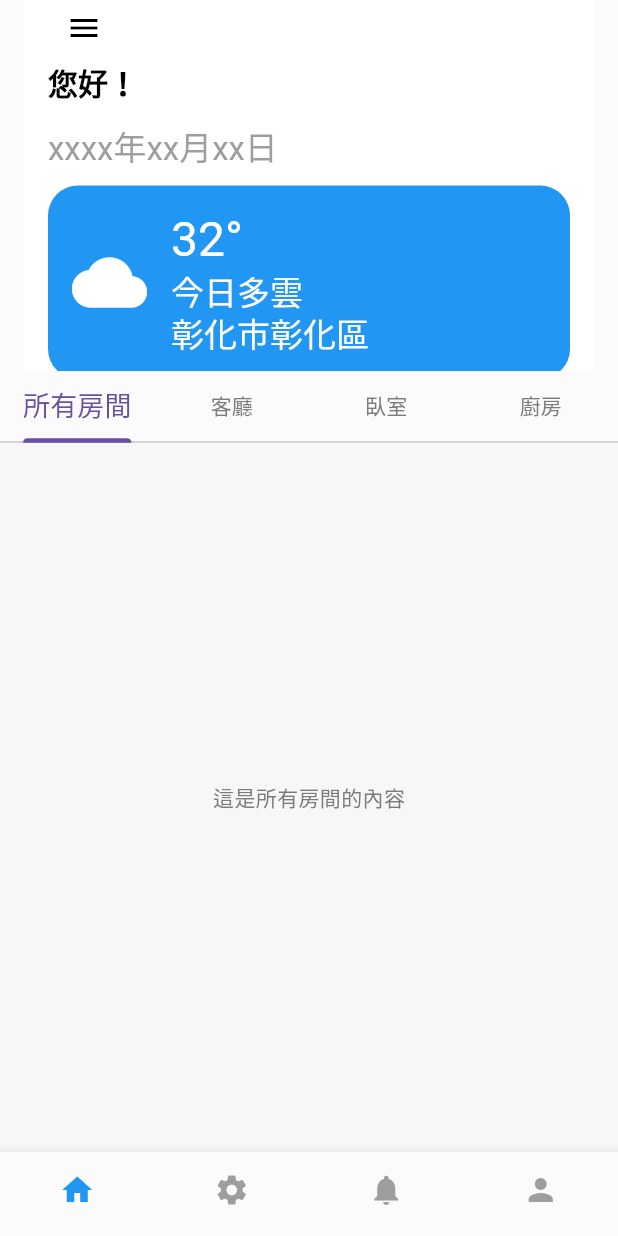
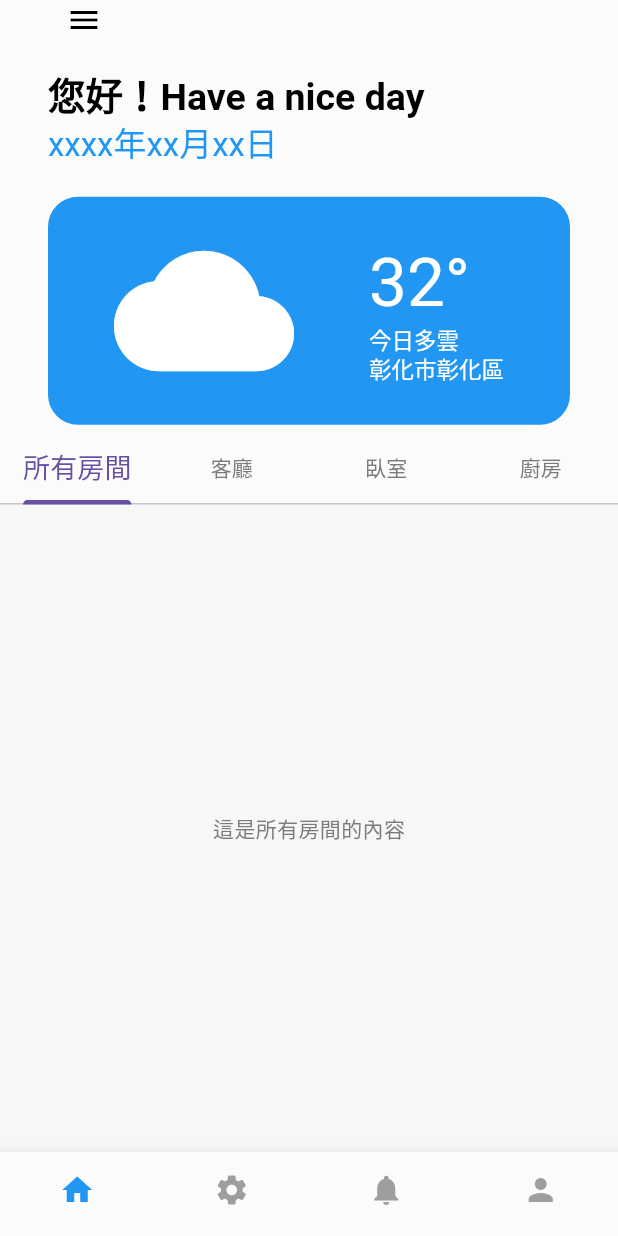
Before and after one commit to ncueteam/extendable_aiot, a Flutter app: the screen it shows after launch, on a phone screen of 412 x 824 dp. Run offline on Flutter 3.47's test engine with Material 3 defaults, Android fonts, the phone set to English and light mode, and no system bars.

Commit message:
feat: Update RootPageHead styling and adjust HomePage toolbar height

```diff
--- a/lib/components/root_page_head.dart
+++ b/lib/components/root_page_head.dart
@@ -1,4 +1,5 @@
 import 'package:flutter/material.dart';
+import '../config/app_colors.dart';
 
 class RootPageHead extends StatefulWidget {
   const RootPageHead({super.key});
@@ -13,7 +14,7 @@ class _RootPageHeadState extends State<RootPageHead> {
     return Container(
       //height: MediaQuery.of(context).size.height / 3,
       padding: const EdgeInsets.symmetric(horizontal: 16),
-      decoration: BoxDecoration(color: Colors.white),
+      decoration: BoxDecoration(color: AppColors.nav),
       child: Column(
         crossAxisAlignment: CrossAxisAlignment.start,
         children: [
@@ -21,17 +22,19 @@ class _RootPageHeadState extends State<RootPageHead> {
             icon: const Icon(Icons.menu, color: Colors.black),
             onPressed: () {},
           ),
+
+          const SizedBox(height: 10),
           const Text(
-            "您好！",
+            "您好！Have a nice day",
             style: TextStyle(
               color: Colors.black,
-              fontSize: 20,
+              fontSize: 25,
               fontWeight: FontWeight.bold,
             ),
           ),
-          const SizedBox(height: 16),
-          const Text('xxxx年xx月xx日', style: TextStyle(color: Colors.grey)),
-          const SizedBox(height: 10),
+          //const SizedBox(height: 10),
+          const Text('xxxx年xx月xx日', style: TextStyle(color: Colors.blue)),
+          const SizedBox(height: 20),
 
           Container(
             padding: const EdgeInsets.all(16),
@@ -40,23 +43,25 @@ class _RootPageHeadState extends State<RootPageHead> {
               borderRadius: BorderRadius.circular(20),
             ),
             child: Row(
+              mainAxisAlignment: MainAxisAlignment.center,
               children: [
-                const Icon(Icons.wb_cloudy, color: Colors.white, size: 50),
-                const SizedBox(width: 16),
+                const Icon(Icons.wb_cloudy, color: Colors.white, size: 120),
+                const SizedBox(width: 50),
                 Column(
                   crossAxisAlignment: CrossAxisAlignment.start,
                   children: const [
                     Text(
                       '32°',
-                      style: TextStyle(color: Colors.white, fontSize: 32),
+                      style: TextStyle(color: Colors.white, fontSize: 45),
                     ),
-                    Text('今日多雲', style: TextStyle(color: Colors.white)),
-                    Text('彰化市彰化區', style: TextStyle(color: Colors.white)),
+                    Text('今日多雲', style: TextStyle(color: Colors.white, fontSize: 15)),
+                    Text('彰化市彰化區', style: TextStyle(color: Colors.white, fontSize: 15)),
                   ],
                 ),
               ],
             ),
           ),
+          const SizedBox(height: 16),
         ],
       ),
     );
--- a/lib/config/app_theme.dart
+++ b/lib/config/app_theme.dart
@@ -2,7 +2,6 @@ import 'package:flutter/material.dart';
 import 'app_colors.dart';
 
 final ThemeData themeData = ThemeData(
-  primaryColor: AppColors.primary,//主題色
   scaffoldBackgroundColor: AppColors.page,//頁面背景色
   indicatorColor: AppColors.active, // 選項卡列中所選選項卡指示器的顏色
   splashColor: Colors.transparent, // 取消水波纹效果
--- a/lib/root_pages/home_page.dart
+++ b/lib/root_pages/home_page.dart
@@ -60,7 +60,7 @@ class _HomePageState extends State<HomePage> with TickerProviderStateMixin {
   Widget build(BuildContext context) {
     return Scaffold(
       appBar: AppBar(
-        toolbarHeight: MediaQuery.of(context).size.height * 0.3,
+        toolbarHeight: MediaQuery.of(context).size.height * 0.35,
         title: const RootPageHead(),
         bottom: TabBar(
           tabs: _tabs,
```
